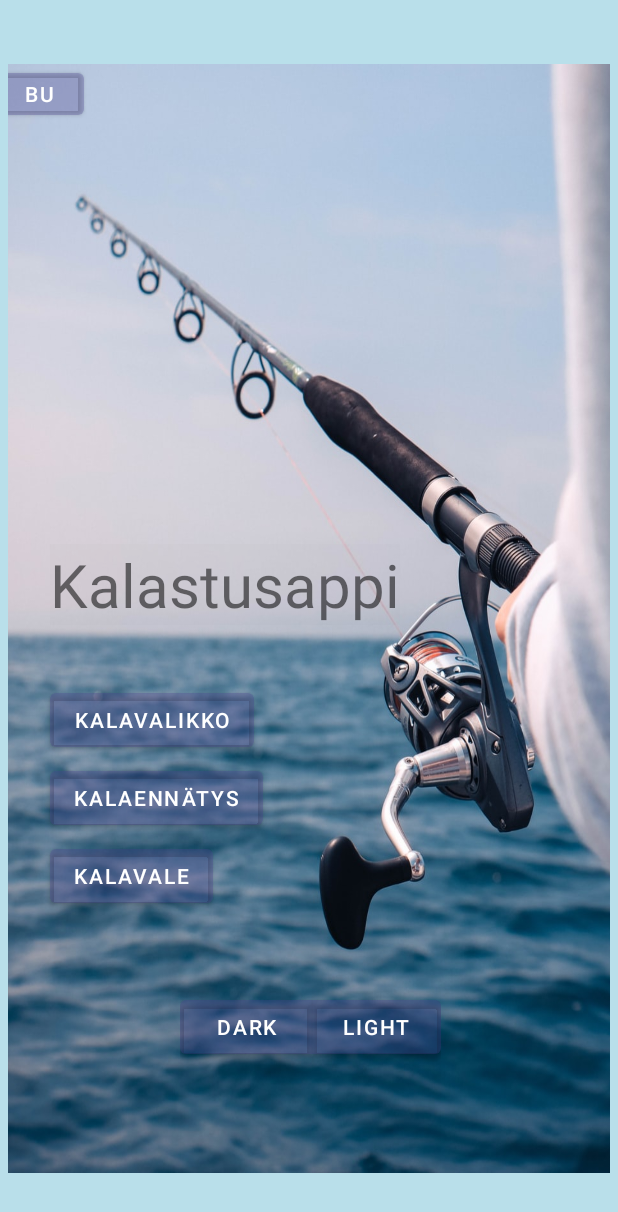
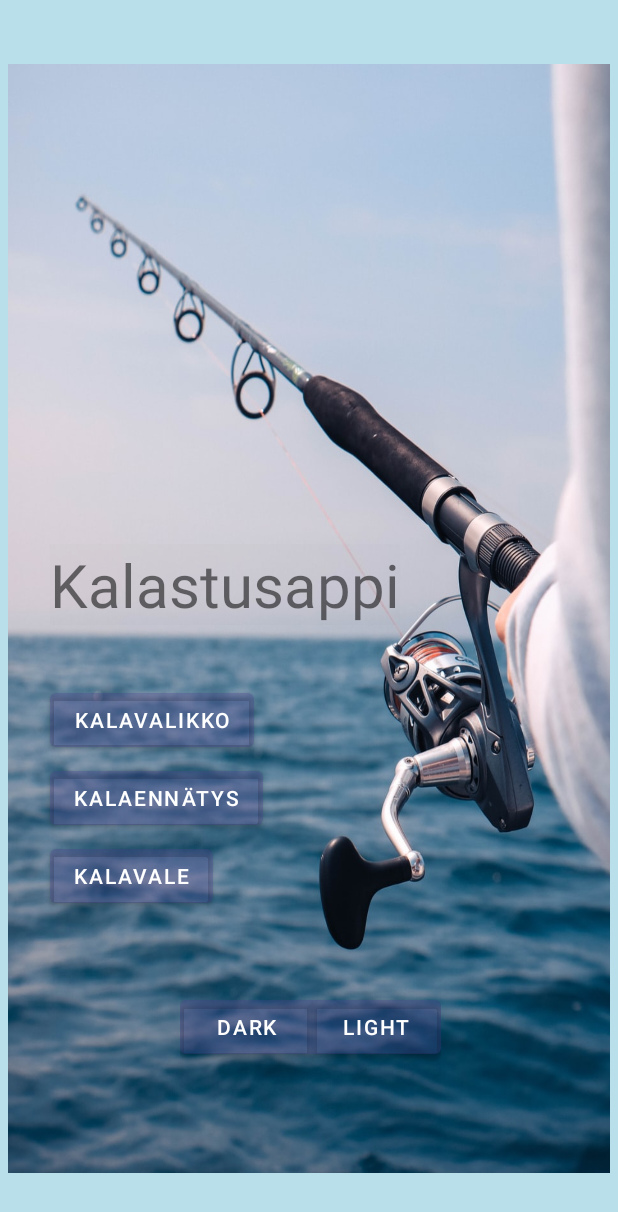
Before and after one commit to TinoPuu/Kalastus_app, an Android app: the screen it shows after launch (MainActivity), on a phone screen of 412 x 824 dp. Shown: the top 1212 px of the screen. Run offline under Robolectric (Android 15) with nearby library versions, the phone set to English and light mode, and no system bars.

Commit message:
korjattu sos  7.12.2021 16:05

```diff
--- a/app/src/main/java/com/example/kalastus_app/MainActivity.kt
+++ b/app/src/main/java/com/example/kalastus_app/MainActivity.kt
@@ -26,26 +26,10 @@ class MainActivity : AppCompatActivity() {
     override fun onCreate(savedInstanceState: Bundle?) {
         super.onCreate(savedInstanceState)
         setContentView(R.layout.activity_main)
-
         val appSettingPrefs: SharedPreferences = getSharedPreferences("AppSettingPrefs", 0)
         val sharedPrefsEdit: SharedPreferences.Editor = appSettingPrefs.edit()
-        val isNightModeOn: Boolean = appSettingPrefs.getBoolean("NightMode", false)
-
-        button2.setOnClickListener{
-            AppCompatDelegate.setDefaultNightMode(AppCompatDelegate.MODE_NIGHT_YES)
-            /**if (isNightModeOn) {
-                AppCompatDelegate.setDefaultNightMode(AppCompatDelegate.MODE_NIGHT_YES)
-                sharedPrefsEdit.putBoolean("NightMode",false)
-                sharedPrefsEdit.apply()
-            } else {
-                AppCompatDelegate.setDefaultNightMode(AppCompatDelegate.MODE_NIGHT_NO)
-                sharedPrefsEdit.putBoolean("NightMode",true)
-                sharedPrefsEdit.apply()
-            }**/
-
-        }
-
-        supportFragmentManager.beginTransaction().replace(R.id.flFragment,FourthFragment()).commit()
+        val isNightModeOn: Boolean = appSettingPrefs.getBoolean("NightMode", true)
+supportFragmentManager.beginTransaction().replace(R.id.flFragment,FourthFragment()).commit()
 
 
        /*btg_theme.addOnButtonCheckedListener(object : MaterialButtonToggleGroup.OnButtonCheckedListener {
--- a/app/src/main/res/layout/activity_main.xml
+++ b/app/src/main/res/layout/activity_main.xml
@@ -17,12 +17,6 @@
         app:layout_constraintEnd_toEndOf="parent"
         app:layout_constraintStart_toStartOf="parent"
         app:layout_constraintTop_toTopOf="parent" >
-
-        <Button
-            android:id="@+id/button2"
-            android:layout_width="60dp"
-            android:layout_height="40dp"
-            android:text="Button" />
     </FrameLayout>
 
     <!--<TextView
```
